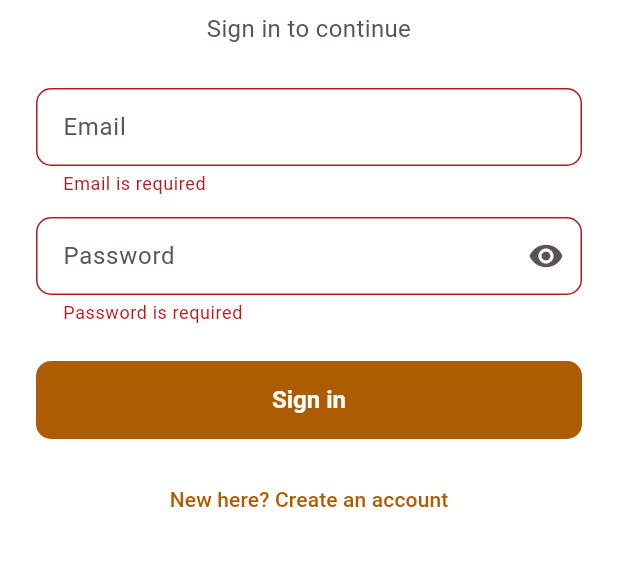
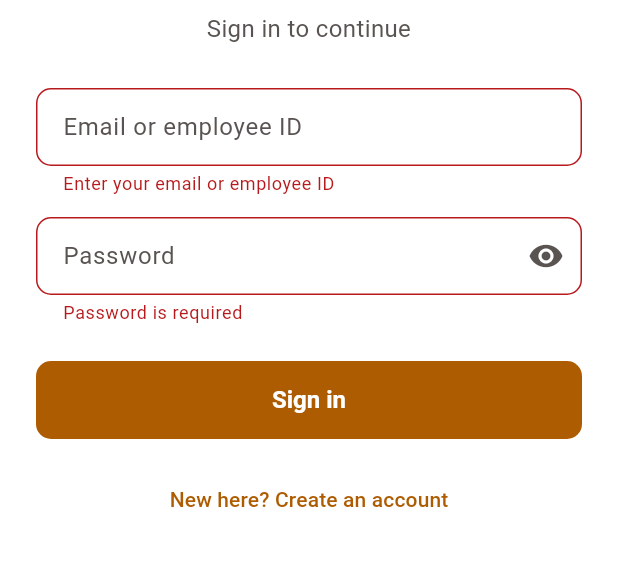
Before and after one commit to HamzaQanazi/MonitorFlow11, a Flutter app: the screen it shows after launch, after a tap on "Sign in", on a phone screen of 412 x 824 dp, the part 383-949 px from its top. Run offline on Flutter 3.47's test engine with Material 3 defaults, Android fonts, the phone set to English and light mode, and no system bars; our stand-ins replace flutter_map, image_picker, latlong2, shared_preferences; accounts and stored records are empty; network calls fail.

Commit message:
feat(mobile): two-gate login — employee-id sign-in, drop monitor role
Align the Flutter apps with the identity migration:

- AppUser: role comment drops 'monitor' (now user/employee/admin); email is
  nullable (field techs have none); add loginIdentifier
- auth_state: login sends `identifier` (email or EMP-xxxx) instead of `email`
- login_screen: sign-in field accepts an email OR employee id (validator
  relaxed, keyboard/label adapt); registration still requires a valid email
- main.dart: web-only fallback copy generalised from "Monitor" to any
  non-mobile kind (admin)
- task_detail: reject copy says "your supervisor" not "the monitors"

Verified: flutter analyze clean (no issues).

Co-Authored-By: Claude Opus 4.8 <noreply@anthropic.com>

```diff
--- a/mobile/lib/auth/auth_state.dart
+++ b/mobile/lib/auth/auth_state.dart
@@ -47,8 +47,10 @@ class AuthState extends ChangeNotifier {
     notifyListeners();
   }
 
-  Future<void> login(String email, String password) async {
-    final json = await api.post('/auth/login', body: {'email': email, 'password': password});
+  /// `identifier` is an email (users) or an EMP-xxxx id (field employees).
+  Future<void> login(String identifier, String password) async {
+    final json =
+        await api.post('/auth/login', body: {'identifier': identifier, 'password': password});
     await _storeSession(json);
   }
 
--- a/mobile/lib/auth/login_screen.dart
+++ b/mobile/lib/auth/login_screen.dart
@@ -125,17 +125,27 @@ class _LoginScreenState extends State<LoginScreen> {
                       ],
                       TextFormField(
                         controller: _email,
-                        keyboardType: TextInputType.emailAddress,
+                        keyboardType:
+                            _registering ? TextInputType.emailAddress : TextInputType.text,
                         textInputAction: TextInputAction.next,
-                        autofillHints: const [AutofillHints.email],
+                        autofillHints: [
+                          _registering ? AutofillHints.email : AutofillHints.username,
+                        ],
                         decoration: InputDecoration(
-                          labelText: 'Email',
-                          errorText: _fieldErrors['email'],
+                          labelText: _registering ? 'Email' : 'Email or employee ID',
+                          errorText: _fieldErrors['email'] ?? _fieldErrors['identifier'],
                         ),
                         validator: (v) {
                           final value = v?.trim() ?? '';
-                          if (value.isEmpty) return 'Email is required';
-                          if (!RegExp(r'^[^\s@]+@[^\s@]+\.[^\s@]+$').hasMatch(value)) {
+                          if (value.isEmpty) {
+                            return _registering
+                                ? 'Email is required'
+                                : 'Enter your email or employee ID';
+                          }
+                          // Only registration (users) must be a valid email;
+                          // sign-in also accepts an EMP-xxxx employee id.
+                          if (_registering &&
+                              !RegExp(r'^[^\s@]+@[^\s@]+\.[^\s@]+$').hasMatch(value)) {
                             return 'Enter a valid email';
                           }
                           return null;
--- a/mobile/lib/employee/task_detail_screen.dart
+++ b/mobile/lib/employee/task_detail_screen.dart
@@ -128,7 +128,7 @@ class _TaskDetailScreenState extends State<TaskDetailScreen>
     final note = await _promptNote(
       title: 'Reject this task?',
       message:
-          'The request goes back to the queue for reassignment and the monitors are notified. '
+          'The request goes back to the queue for reassignment and your supervisor is notified. '
           'A note explaining why is required.',
       confirmLabel: 'Reject task',
     );
--- a/mobile/lib/main.dart
+++ b/mobile/lib/main.dart
@@ -1,6 +1,7 @@
 // MonitorFlow mobile — one codebase, two apps: post-login routing sends
-// `user` to the User app and `employee` to the Employee app. Monitor is
-// web-only and rejected here (the server still enforces per-route).
+// `user` to the User app and `employee` to the Employee app. Admin (and any
+// other kind) is web-only and rejected here (the server still enforces
+// per-route).
 import 'package:flutter/material.dart';
 import 'package:provider/provider.dart';
 
@@ -66,7 +67,7 @@ class _MonitorNotSupported extends StatelessWidget {
               const Icon(Icons.desktop_windows_outlined, size: 48, color: MfColors.muted),
               const SizedBox(height: 16),
               const Text(
-                'Monitor accounts use the web dashboard',
+                'This account uses the web dashboard',
                 textAlign: TextAlign.center,
                 style: TextStyle(fontSize: 18, fontWeight: FontWeight.w600),
               ),
--- a/mobile/lib/models/user.dart
+++ b/mobile/lib/models/user.dart
@@ -2,10 +2,13 @@
 class AppUser {
   final int id;
   final String name;
-  final String email;
-  final String role; // 'user' | 'employee' | 'monitor'
+  // Null for field employees, who log in with an employee id, not an email.
+  final String? email;
+  final String role; // 'user' | 'employee' | 'admin'
   final String? phone;
   final int? departmentId;
+  // What this account logs in with: an email (users) or an EMP-xxxx id.
+  final String loginIdentifier;
 
   const AppUser({
     required this.id,
@@ -14,14 +17,16 @@ class AppUser {
     required this.role,
     this.phone,
     this.departmentId,
+    required this.loginIdentifier,
   });
 
   factory AppUser.fromJson(Map<String, dynamic> json) => AppUser(
         id: json['id'] as int,
         name: json['name'] as String,
-        email: json['email'] as String,
+        email: json['email'] as String?,
         role: json['role'] as String,
         phone: json['phone'] as String?,
         departmentId: json['departmentId'] as int?,
+        loginIdentifier: (json['loginIdentifier'] as String?) ?? (json['email'] as String? ?? ''),
       );
 }
```
